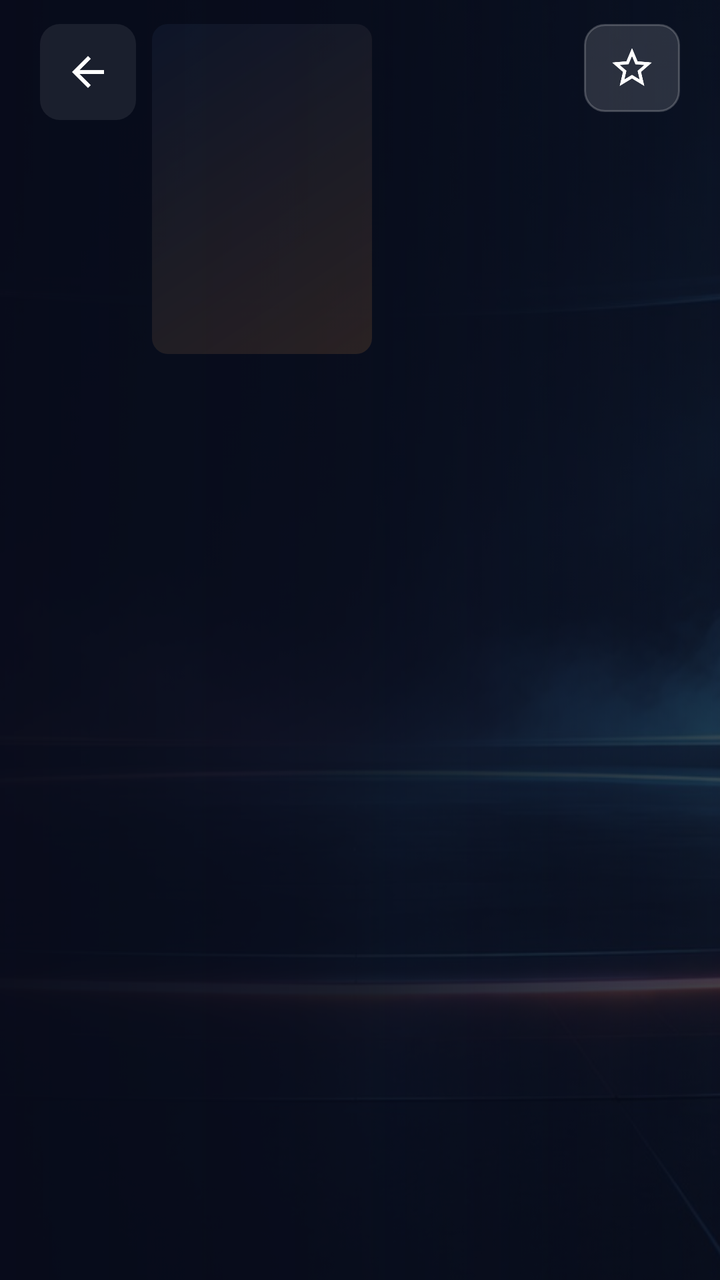
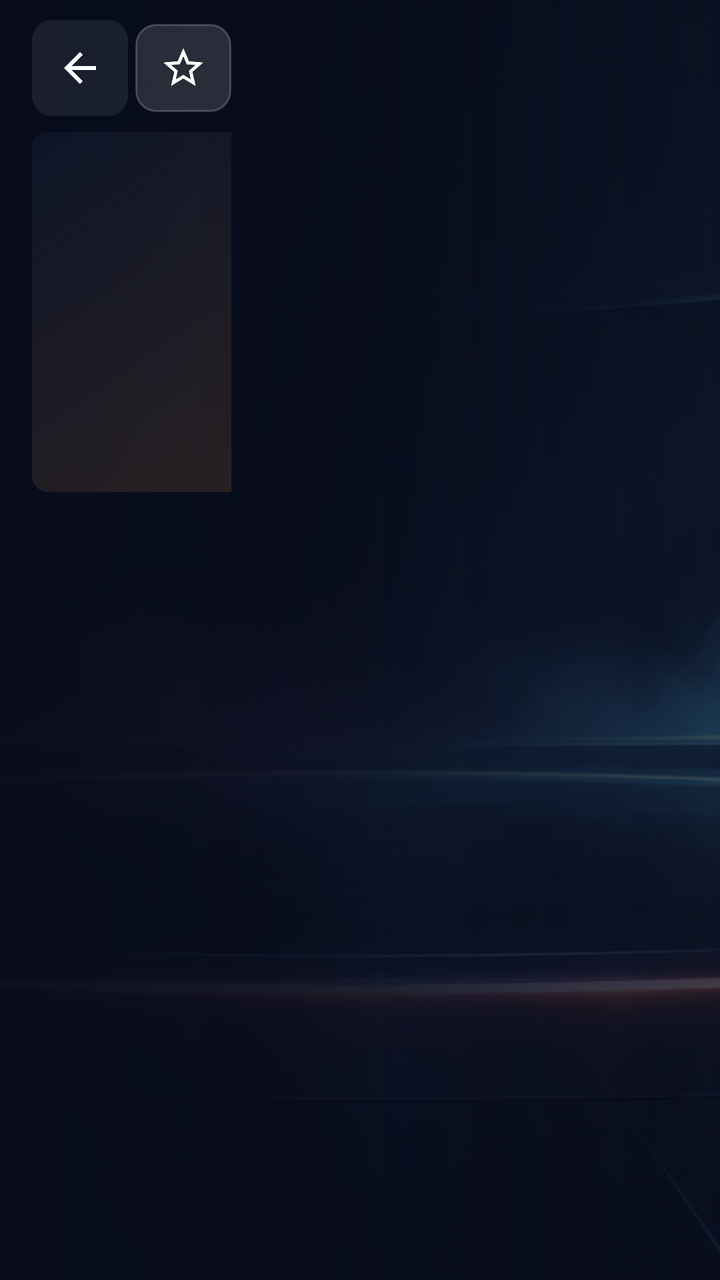

Compare the two renders of this Android layout. The source of the first and the diff that turns it into the second are given below.
<!-- AndroidManifest.xml: application theme Theme.Farloh -->
<!-- res/layout/activity_series.xml -->
<?xml version="1.0" encoding="utf-8"?>
<FrameLayout xmlns:android="http://schemas.android.com/apk/res/android"
    android:layout_width="match_parent" android:layout_height="match_parent">

    <ImageView android:id="@+id/backdrop" android:layout_width="match_parent" android:layout_height="match_parent"
        android:alpha="0.4" android:scaleType="centerCrop" android:src="@drawable/farloh_bg" android:importantForAccessibility="no" />
    <View android:layout_width="match_parent" android:layout_height="match_parent" android:background="@drawable/side_scrim" />

    <LinearLayout android:id="@+id/safe" android:layout_width="match_parent" android:layout_height="match_parent"
        android:orientation="vertical" android:paddingStart="20dp" android:paddingTop="12dp" android:paddingEnd="20dp">

        <LinearLayout android:layout_width="match_parent" android:layout_height="wrap_content" android:orientation="horizontal">
            <ImageButton android:id="@+id/back" style="@style/IconBtn" android:src="@drawable/ic_back" android:contentDescription="Back" />
            <ImageView android:id="@+id/poster" android:layout_width="110dp" android:layout_height="165dp"
                android:layout_marginStart="8dp" android:background="@drawable/placeholder" android:scaleType="centerCrop"
                android:importantForAccessibility="no" />
            <LinearLayout android:layout_width="0dp" android:layout_height="wrap_content" android:layout_weight="1"
                android:layout_marginStart="18dp" android:orientation="vertical">
                <LinearLayout android:layout_width="match_parent" android:layout_height="wrap_content"
                    android:gravity="center_vertical" android:orientation="horizontal">
                    <TextView android:id="@+id/title" android:layout_width="0dp" android:layout_height="wrap_content"
                        android:layout_weight="1" android:textColor="@color/text" android:textSize="26sp" android:textStyle="bold" />
                    <ImageButton android:id="@+id/fav" style="@style/IconBtnBox" android:layout_marginStart="10dp"
                        android:src="@drawable/ic_star_border" android:contentDescription="Favourite" />
                </LinearLayout>
                <TextView android:id="@+id/meta" android:layout_width="match_parent" android:layout_height="wrap_content"
                    android:layout_marginTop="4dp" android:textColor="@color/text2" android:textSize="13sp" />
                <TextView android:id="@+id/plot" android:layout_width="match_parent" android:layout_height="wrap_content"
                    android:layout_marginTop="10dp" android:ellipsize="end" android:maxLines="4" android:textColor="@color/text"
                    android:textSize="14sp" />
            </LinearLayout>
        </LinearLayout>

        <androidx.recyclerview.widget.RecyclerView android:id="@+id/seasons" android:layout_width="match_parent"
            android:layout_height="wrap_content" android:layout_marginTop="14dp" />

        <FrameLayout android:layout_width="match_parent" android:layout_height="0dp" android:layout_weight="1"
            android:layout_marginTop="8dp">
            <androidx.recyclerview.widget.RecyclerView android:id="@+id/episodes" android:layout_width="match_parent"
                android:layout_height="match_parent" android:clipToPadding="false" android:paddingBottom="16dp" />
            <ProgressBar android:id="@+id/loading" android:layout_width="48dp" android:layout_height="48dp"
                android:layout_gravity="center" />
            <TextView android:id="@+id/empty" android:layout_width="wrap_content" android:layout_height="wrap_content"
                android:layout_gravity="center" android:textColor="@color/text2" android:visibility="gone" />
        </FrameLayout>
    </LinearLayout>
</FrameLayout>
<!-- resources referenced by this layout -->
<resources>
  <color name="text">#FFFFFF</color>
  <color name="text2">#AAB6D3</color>
  <!-- drawable ic_back (drawable) -->
  <?xml version="1.0" encoding="utf-8"?>
  <vector xmlns:android="http://schemas.android.com/apk/res/android" android:width="24dp" android:height="24dp" android:viewportWidth="24" android:viewportHeight="24">
      <path android:fillColor="#FFFFFFFF" android:pathData="M20,11H7.83l5.59,-5.59L12,4l-8,8 8,8 1.41,-1.41L7.83,13H20v-2z" />
  </vector>
  <!-- drawable ic_star_border (drawable) -->
  <?xml version="1.0" encoding="utf-8"?>
  <vector xmlns:android="http://schemas.android.com/apk/res/android" android:width="24dp" android:height="24dp" android:viewportWidth="24" android:viewportHeight="24">
      <path android:fillColor="#FFFFFFFF" android:pathData="M22,9.24l-7.19,-0.62L12,2 9.19,8.63 2,9.24l5.46,4.73L5.82,21 12,17.27 18.18,21l-1.63,-7.03L22,9.24zM12,15.4l-3.76,2.27 1,-4.28 -3.32,-2.88 4.38,-0.38L12,6.1l1.71,4.04 4.38,0.38 -3.32,2.88 1,4.28L12,15.4z" />
  </vector>
  <!-- drawable placeholder (drawable) -->
  <?xml version="1.0" encoding="utf-8"?>
  <shape xmlns:android="http://schemas.android.com/apk/res/android">
      <corners android:radius="8dp" />
      <gradient android:angle="315" android:startColor="#22314A7A" android:endColor="#22FF9F43" />
  </shape>
  <!-- drawable side_scrim (drawable) -->
  <?xml version="1.0" encoding="utf-8"?>
  <shape xmlns:android="http://schemas.android.com/apk/res/android">
      <gradient android:angle="0" android:startColor="#F2070B1A" android:centerColor="#CC070B1A" android:endColor="#66070B1A" />
  </shape>
  <style name="IconBtn">
          <item name="android:layout_width">48dp</item>
          <item name="android:layout_height">48dp</item>
          <item name="android:background">@drawable/focus_bg</item>
          <item name="android:padding">12dp</item>
          <item name="android:scaleType">fitCenter</item>
          <item name="android:focusable">true</item>
          <item name="android:tint">@color/text</item>
      </style>
  <style name="IconBtnBox">
          <item name="android:layout_width">48dp</item>
          <item name="android:layout_height">44dp</item>
          <item name="android:background">@drawable/btn_secondary</item>
          <item name="android:padding">10dp</item>
          <item name="android:scaleType">fitCenter</item>
          <item name="android:focusable">true</item>
          <item name="android:tint">@color/text</item>
      </style>
  <color name="accent">#FF9F43</color>
  <color name="bg_deep">#070B1A</color>
  <style name="Theme.Farloh.Dialog" parent="Theme.AppCompat.Dialog.Alert">
          <item name="colorAccent">@color/accent</item>
          <item name="android:windowBackground">@drawable/dialog_bg</item>
          <item name="android:textColorPrimary">@color/text</item>
          <item name="android:textColorSecondary">@color/text2</item>
      </style>
  <dimen name="corner">10dp</dimen>
  <!-- drawable dialog_bg (drawable) -->
  <?xml version="1.0" encoding="utf-8"?>
  <inset xmlns:android="http://schemas.android.com/apk/res/android" android:inset="16dp">
      <shape>
          <corners android:radius="16dp" />
          <solid android:color="@color/panel_solid" />
          <stroke android:width="1dp" android:color="#33FFFFFF" />
      </shape>
  </inset>
  <color name="panel_solid">#0E1630</color>
  <!-- unchanged entries left out for length: 4 -->
</resources>

<!-- the commit's change to res/layout/activity_series.xml (unified diff, before → after) -->
@@ -7,41 +7,48 @@
     <View android:layout_width="match_parent" android:layout_height="match_parent" android:background="@drawable/side_scrim" />
 
     <LinearLayout android:id="@+id/safe" android:layout_width="match_parent" android:layout_height="match_parent"
-        android:orientation="vertical" android:paddingStart="20dp" android:paddingTop="12dp" android:paddingEnd="20dp">
+        android:orientation="horizontal" android:paddingStart="16dp" android:paddingTop="10dp" android:paddingEnd="16dp">
 
-        <LinearLayout android:layout_width="match_parent" android:layout_height="wrap_content" android:orientation="horizontal">
-            <ImageButton android:id="@+id/back" style="@style/IconBtn" android:src="@drawable/ic_back" android:contentDescription="Back" />
-            <ImageView android:id="@+id/poster" android:layout_width="110dp" android:layout_height="165dp"
-                android:layout_marginStart="8dp" android:background="@drawable/placeholder" android:scaleType="centerCrop"
-                android:importantForAccessibility="no" />
-            <LinearLayout android:layout_width="0dp" android:layout_height="wrap_content" android:layout_weight="1"
-                android:layout_marginStart="18dp" android:orientation="vertical">
+        
+        <ScrollView android:id="@+id/infoPane" android:layout_width="0dp" android:layout_height="match_parent"
+            android:layout_weight="0.32" android:fillViewport="true" android:scrollbars="none">
+            <LinearLayout android:layout_width="match_parent" android:layout_height="wrap_content"
+                android:orientation="vertical" android:paddingBottom="16dp">
                 <LinearLayout android:layout_width="match_parent" android:layout_height="wrap_content"
                     android:gravity="center_vertical" android:orientation="horizontal">
-                    <TextView android:id="@+id/title" android:layout_width="0dp" android:layout_height="wrap_content"
-                        android:layout_weight="1" android:textColor="@color/text" android:textSize="26sp" android:textStyle="bold" />
-                    <ImageButton android:id="@+id/fav" style="@style/IconBtnBox" android:layout_marginStart="10dp"
+                    <ImageButton android:id="@+id/back" style="@style/IconBtn" android:src="@drawable/ic_back"
+                        android:contentDescription="Back" />
+                    <View android:layout_width="0dp" android:layout_height="1dp" android:layout_weight="1" />
+                    <ImageButton android:id="@+id/fav" style="@style/IconBtnBox"
                         android:src="@drawable/ic_star_border" android:contentDescription="Favourite" />
                 </LinearLayout>
+                <ImageView android:id="@+id/poster" android:layout_width="120dp" android:layout_height="180dp"
+                    android:layout_marginTop="8dp" android:background="@drawable/placeholder" android:scaleType="centerCrop"
+                    android:importantForAccessibility="no" />
+                <TextView android:id="@+id/title" android:layout_width="match_parent" android:layout_height="wrap_content"
+                    android:layout_marginTop="10dp" android:textColor="@color/text" android:textSize="21sp" android:textStyle="bold" />
                 <TextView android:id="@+id/meta" android:layout_width="match_parent" android:layout_height="wrap_content"
-                    android:layout_marginTop="4dp" android:textColor="@color/text2" android:textSize="13sp" />
+                    android:layout_marginTop="4dp" android:textColor="@color/text2" android:textSize="12sp" />
                 <TextView android:id="@+id/plot" android:layout_width="match_parent" android:layout_height="wrap_content"
-                    android:layout_marginTop="10dp" android:ellipsize="end" android:maxLines="4" android:textColor="@color/text"
-                    android:textSize="14sp" />
+                    android:layout_marginTop="8dp" android:lineSpacingMultiplier="1.1" android:textColor="@color/text"
+                    android:textSize="13sp" />
             </LinearLayout>
+        </ScrollView>
+
+        
+        <LinearLayout android:layout_width="0dp" android:layout_height="match_parent" android:layout_weight="0.68"
+            android:layout_marginStart="16dp" android:orientation="vertical">
+            <androidx.recyclerview.widget.RecyclerView android:id="@+id/seasons" android:layout_width="match_parent"
+                android:layout_height="wrap_content" android:layout_marginTop="4dp" />
+            <FrameLayout android:layout_width="match_parent" android:layout_height="0dp" android:layout_weight="1"
+                android:layout_marginTop="8dp">
+                <androidx.recyclerview.widget.RecyclerView android:id="@+id/episodes" android:layout_width="match_parent"
+                    android:layout_height="match_parent" android:clipToPadding="false" android:paddingBottom="16dp" />
+                <ProgressBar android:id="@+id/loading" android:layout_width="48dp" android:layout_height="48dp"
+                    android:layout_gravity="center" />
+                <TextView android:id="@+id/empty" android:layout_width="wrap_content" android:layout_height="wrap_content"
+                    android:layout_gravity="center" android:textColor="@color/text2" android:visibility="gone" />
+            </FrameLayout>
         </LinearLayout>
-
-        <androidx.recyclerview.widget.RecyclerView android:id="@+id/seasons" android:layout_width="match_parent"
-            android:layout_height="wrap_content" android:layout_marginTop="14dp" />
-
-        <FrameLayout android:layout_width="match_parent" android:layout_height="0dp" android:layout_weight="1"
-            android:layout_marginTop="8dp">
-            <androidx.recyclerview.widget.RecyclerView android:id="@+id/episodes" android:layout_width="match_parent"
-                android:layout_height="match_parent" android:clipToPadding="false" android:paddingBottom="16dp" />
-            <ProgressBar android:id="@+id/loading" android:layout_width="48dp" android:layout_height="48dp"
-                android:layout_gravity="center" />
-            <TextView android:id="@+id/empty" android:layout_width="wrap_content" android:layout_height="wrap_content"
-                android:layout_gravity="center" android:textColor="@color/text2" android:visibility="gone" />
-        </FrameLayout>
     </LinearLayout>
 </FrameLayout>
